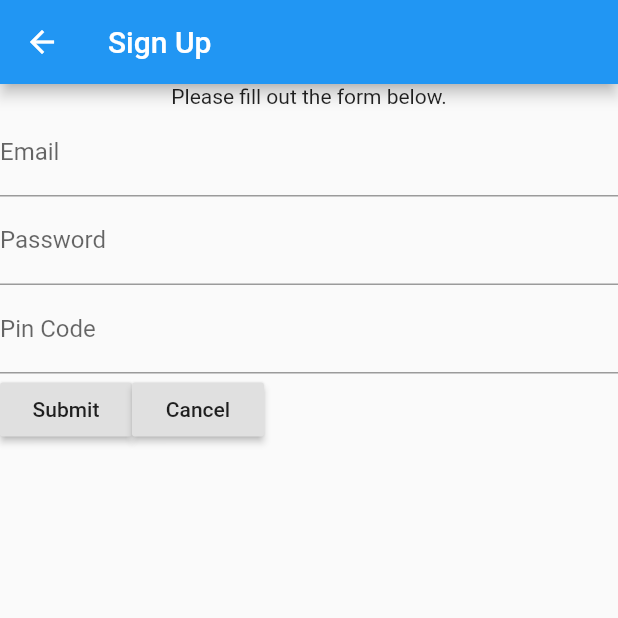
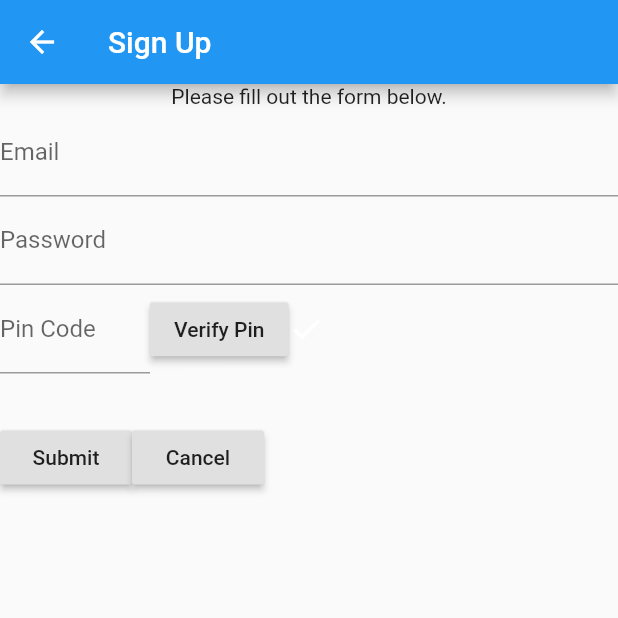
Before and after one commit to annavaykean/seniordesign_protoype, a Flutter app: the SignUpScreen screen opened by its route, after a tap on "Submit", on a phone screen of 412 x 824 dp, the top half of it. Run offline on Flutter 3.47's test engine with Material 2 defaults, Android fonts, the phone set to English and light mode, and no system bars; our stand-ins replace charts_flutter, firebase_auth, firebase_database, flutter_local_notifications, shared_preferences; missing offline and left inert: swipedetector; accounts and stored records are empty.

Commit message:
check if email or pin already used on sign up

```diff
--- a/sd_proto/lib/code/signUp.dart
+++ b/sd_proto/lib/code/signUp.dart
@@ -3,11 +3,20 @@ import 'dart:async';
 import 'package:shared_preferences/shared_preferences.dart';
 import 'package:sd_proto/main.dart';
 import 'package:intl/intl.dart';
+import 'package:flutter/services.dart';
+import 'package:firebase_database/firebase_database.dart';
 
-class SignUpScreen extends StatelessWidget {
+class SignUpScreen extends StatefulWidget {
+  @override
+  SignUpScreenState createState() => SignUpScreenState();
+}
+class SignUpScreenState extends State<SignUpScreen> {
   final TextEditingController emailCtrl = new TextEditingController();
   final TextEditingController passwordCtrl = new TextEditingController();
   final TextEditingController pinCtrl = new TextEditingController();
+  String errorMssg = '';
+  String pinErrorMssg = '';
+  bool pinIsValid = false;
 
   Future<bool> setPinNumber() async {
     final SharedPreferences prefs = await SharedPreferences.getInstance();
@@ -57,13 +66,36 @@ class SignUpScreen extends StatelessWidget {
       }
       //dismiss keyboard
   }
+  verifyPin(String pinCode) {
+    String pin = pinCode.trim();
+    //double check pin is not already in use before creating account
+    var dbQuery = MyApp.database.reference().child('postureData').child(
+        pin);
+    dbQuery.once().then((DataSnapshot snapshot) {
+      if (snapshot.value != null) {
+        print('Pin already in use');
+        pinErrorMssg = 'This pin is unavailable.';
+        pinIsValid = false;
+        setState(() {});
+      } else {
+        print('Pin is now reserved.');
+        pinErrorMssg = '';
+        pinIsValid = true;
+        setState(() {});
+      }
+    });
+  }
 
   Future<String> signUp(BuildContext context, String email, String password, String pin) async {
     String emailTrimmed = email.trim();
     String passwordTrimmed = password.trim();
     //create user account
+    if(pinIsValid){
+    try {
       MyApp.user = await MyApp.firebaseAuth.createUserWithEmailAndPassword(
           email: emailTrimmed, password: passwordTrimmed);
+      errorMssg = '';
+      setState(() {});
       //get pin from form to setup database
       MyApp.pin = pin;
       //save pin number as shared preferences
@@ -74,10 +106,22 @@ class SignUpScreen extends StatelessWidget {
       setupUserPreferences();
 
       //go to dashboard
-    if(MyApp.user.uid != null) {
+      if (MyApp.user.uid != null) {
         Navigator.pushReplacementNamed(context, '/WelcomeScreen');
       }
       return MyApp.user.uid;
+      }
+      on PlatformException catch (e) {
+        print(e);
+        errorMssg = e.message;
+        setState(() {});
+      }
+
+    }
+    else {
+      print('Must verify pin before account creation');
+    }
+
   }
 
   clearForm(BuildContext context) {
@@ -124,7 +168,10 @@ class SignUpScreen extends StatelessWidget {
                     ),
                   )
               ),
+              Row(
+              children: <Widget> [
                 Container (
+                    width: 100.0,
                     child: TextField(
                       controller: pinCtrl,
                       autofocus: false,
@@ -132,6 +179,26 @@ class SignUpScreen extends StatelessWidget {
                           labelText: 'Pin Code'
                       ),
                     )
+                ),
+              RaisedButton(
+                child: Text('Verify Pin'),
+                onPressed: () => verifyPin(pinCtrl.text),
+              ),
+              Container(
+                //show check button if pin is verified
+                child: Icon(
+                  Icons.check,
+                  color: pinIsValid ? Colors.green : Colors.white,
+                )
+              )
+              ]),
+              Container(
+                child: Text(errorMssg,
+                       style: TextStyle(color: Colors.red)),
+              ),
+              Container(
+                child: Text(pinErrorMssg,
+                       style: TextStyle(color: Colors.red)),
               ),
               Row(
                 children: <Widget>[
```
Also changed, not shown: sd_proto/lib/main.dart (+7 -5 lines). Lines whose indentation alone changed are shown as unchanged.
